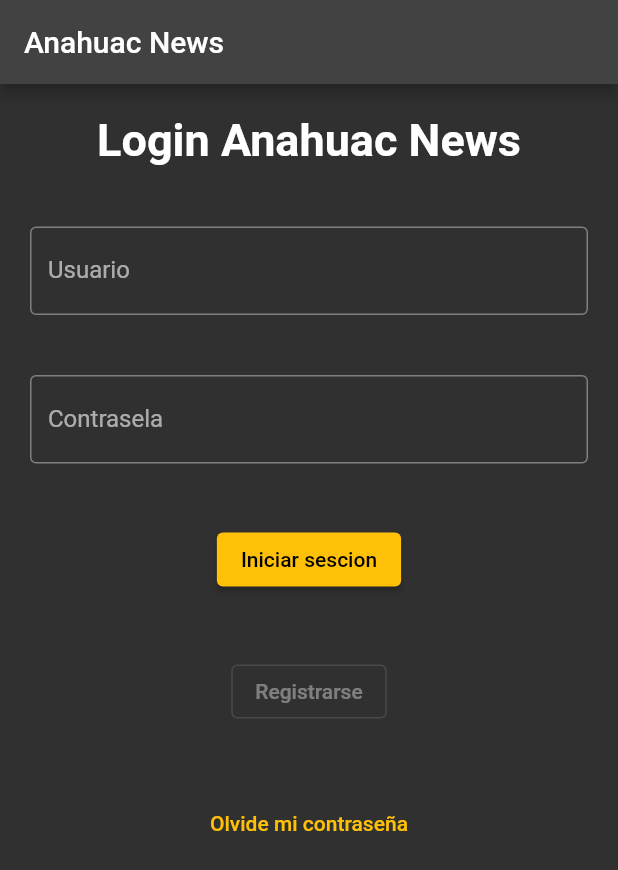
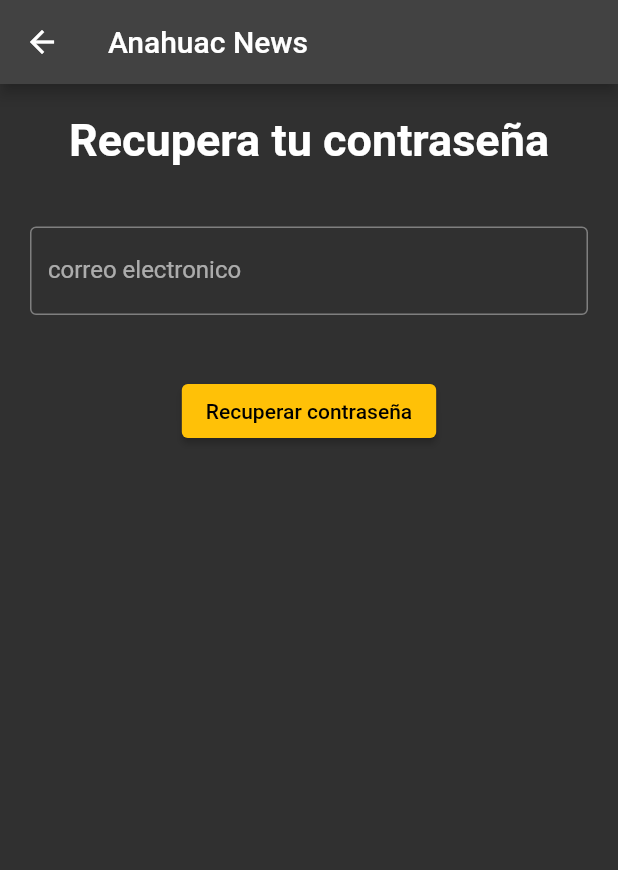
Before and after one commit to Nestor-Rs/AnahuacNews, a Flutter app: the screen it shows after launch, after a tap on "Olvide mi contraseña", on a phone screen of 412 x 824 dp. Shown: the top 870 px of the screen. Run offline on Flutter 3.47's test engine with Material 2 defaults, Android fonts, the phone set to English and light mode, and no system bars; our stand-ins replace firebase_core; accounts and stored records are empty.

Commit message:
Implementacion de pantallas

```diff
--- a/lib/compoentes/screens.dart
+++ b/lib/compoentes/screens.dart
@@ -4,6 +4,7 @@
 import 'package:anahuac_news/compoentes/estilos/themes.dart';
 import 'package:anahuac_news/compoentes/funtions.dart';
 
+// ------------------------------Login------------------------------
 class Login extends StatelessWidget {
   @override
   Widget build(BuildContext context) {
@@ -19,18 +20,18 @@
           )),
           container(textImput('Usuario', false)),
           container(textImput('Contrasela', true)),
-          container(buttonElevate('Iniciar sescion', () {
-            changeScreen(context, Test());
+          container(buttonElevate('Iniciar sescion', () {}, normalButton())),
+          container(buttonOutLined('Registrarse', null, normalButton())),
+          container(buttonText('Olvide mi contraseña', () {
+            changeScreen(context, RecuperarContrasena());
           }, normalButton())),
-          container(buttonOutLined('Registrarse', null, normalButton())),
-          container(buttonText('Olvide mi contraseña', () {}, normalButton())),
         ]),
       ),
     );
   }
 }
-
-class Test extends StatelessWidget {
+//------------------------------Informacion------------------------------
+class Informacion extends StatelessWidget {
   @override
   Widget build(BuildContext context) {
     return Scaffold(
@@ -40,12 +41,40 @@
       body: Center(
         child: Column(children: <Widget>[
           container(Text(
-            'Login Anahuac News',
+            'Informacion de aplicacion',
             style: titleStyle(),
           )),
-          container(textImput('Usuario', false)),
+          container(Text(
+            "La siguiente aplicacion se cuentra bajo la licencia GNU. \n Por: \n Nestor Rodriguez Salgado \n Alonso Perez Flores",
+            style: textStyle(),
+          )),
         ]),
       ),
     );
   }
 }
+
+//------------------------------RecuperarContraseña------------------------------
+class RecuperarContrasena extends StatelessWidget {
+  @override
+  Widget build(BuildContext context) {
+    return Scaffold(
+      appBar: AppBar(
+        title: Text('Anahuac News'),
+      ),
+      body: Center(
+        child: Column(children: <Widget>[
+          container(Text(
+            'Recupera tu contraseña',
+            style: titleStyle(),
+          )),
+          container(textImput('correo electronico', false)),
+          container(
+              buttonElevate('Recuperar contraseña', () {}, normalButton())),
+        ]),
+      ),
+    );
+  }
+}
+
+//------------------------------Home------------------------------
```
